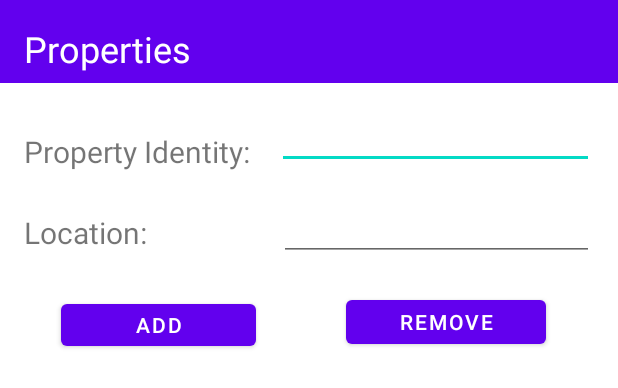
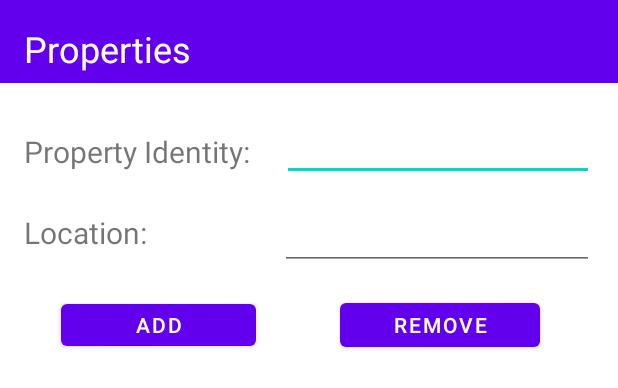
Before and after one commit to mafu-rahman/Tenant-Management, an Android app: the layout activity_main.xml on its own in the app's theme, with its tools: preview values and no code run, on a phone screen of 412 x 824 dp. Shown: the top 388 px of the screen. Run offline under Robolectric (Android 15) with nearby library versions, the phone set to English and light mode, and no system bars.

Commit message:
completed proerties first screen ui

```diff
--- a/app/src/main/java/model/Property.java
+++ b/app/src/main/java/model/Property.java
@@ -47,4 +47,9 @@ public class Property {
         }
         return false;
     }
+
+    public String toString(){
+        String s = "Property ID: " + this.getName() + "\n" + "Location: " + this.getLocation();
+        return s;
+    }
 }
--- a/app/src/main/res/layout/activity_main.xml
+++ b/app/src/main/res/layout/activity_main.xml
@@ -33,23 +33,25 @@
 
     <EditText
         android:id="@+id/inputPropertyName"
-        android:layout_width="211dp"
-        android:layout_height="37dp"
-        android:layout_marginTop="20dp"
+        android:layout_width="208dp"
+        android:layout_height="53dp"
+        android:layout_marginTop="12dp"
         android:layout_marginEnd="16dp"
         android:ems="10"
-        android:inputType="textPersonName"
+        android:inputType="text"
+        android:textSize="16sp"
         app:layout_constraintEnd_toEndOf="parent"
         app:layout_constraintTop_toBottomOf="@+id/toolbar" />
 
     <EditText
         android:id="@+id/inputLocation"
-        android:layout_width="210dp"
-        android:layout_height="41dp"
-        android:layout_marginTop="20dp"
+        android:layout_width="209dp"
+        android:layout_height="47dp"
+        android:layout_marginTop="12dp"
         android:layout_marginEnd="16dp"
         android:ems="10"
-        android:inputType="textPersonName"
+        android:inputType="text"
+        android:textSize="16sp"
         app:layout_constraintEnd_toEndOf="parent"
         app:layout_constraintTop_toBottomOf="@+id/inputPropertyName" />
 
@@ -85,6 +87,7 @@
         android:layout_height="40dp"
         android:layout_marginStart="40dp"
         android:layout_marginTop="28dp"
+        android:onClick="addProperty"
         android:text="Add"
         app:layout_constraintEnd_toStartOf="@+id/buttonRemove"
         app:layout_constraintHorizontal_bias="0.016"
@@ -95,20 +98,26 @@
         android:id="@+id/buttonRemove"
         android:layout_width="133dp"
         android:layout_height="41dp"
-        android:layout_marginTop="20dp"
-        android:layout_marginEnd="48dp"
+        android:layout_marginTop="16dp"
+        android:layout_marginEnd="52dp"
+        android:onClick="removeProperty"
         android:text="Remove"
         app:layout_constraintEnd_toEndOf="parent"
         app:layout_constraintTop_toBottomOf="@+id/inputLocation" />
 
     <ListView
         android:id="@+id/listProperty"
-        android:layout_width="407dp"
-        android:layout_height="480dp"
+        android:layout_width="396dp"
+        android:layout_height="477dp"
         android:layout_marginEnd="4dp"
+        android:animationCache="false"
+        android:backgroundTint="#090909"
+        android:fadingEdge="vertical"
         app:layout_constraintBottom_toBottomOf="parent"
         app:layout_constraintEnd_toEndOf="parent"
+        app:layout_constraintHorizontal_bias="0.636"
         app:layout_constraintStart_toStartOf="parent"
-        app:layout_constraintTop_toBottomOf="@+id/buttonAdd" />
+        app:layout_constraintTop_toBottomOf="@+id/inputLocation"
+        app:layout_constraintVertical_bias="0.946" />
 
 </androidx.constraintlayout.widget.ConstraintLayout>
```
Also changed, not shown: app/src/main/java/com/tenantmanagement/app/MainActivity.java (+55 -4 lines).
